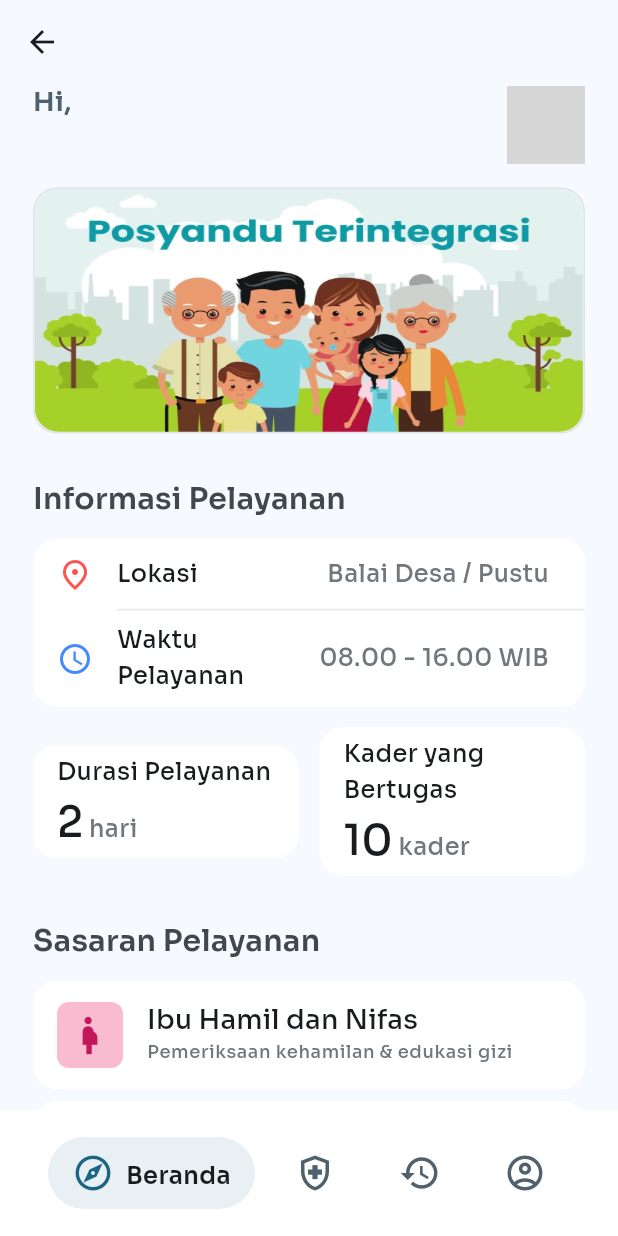
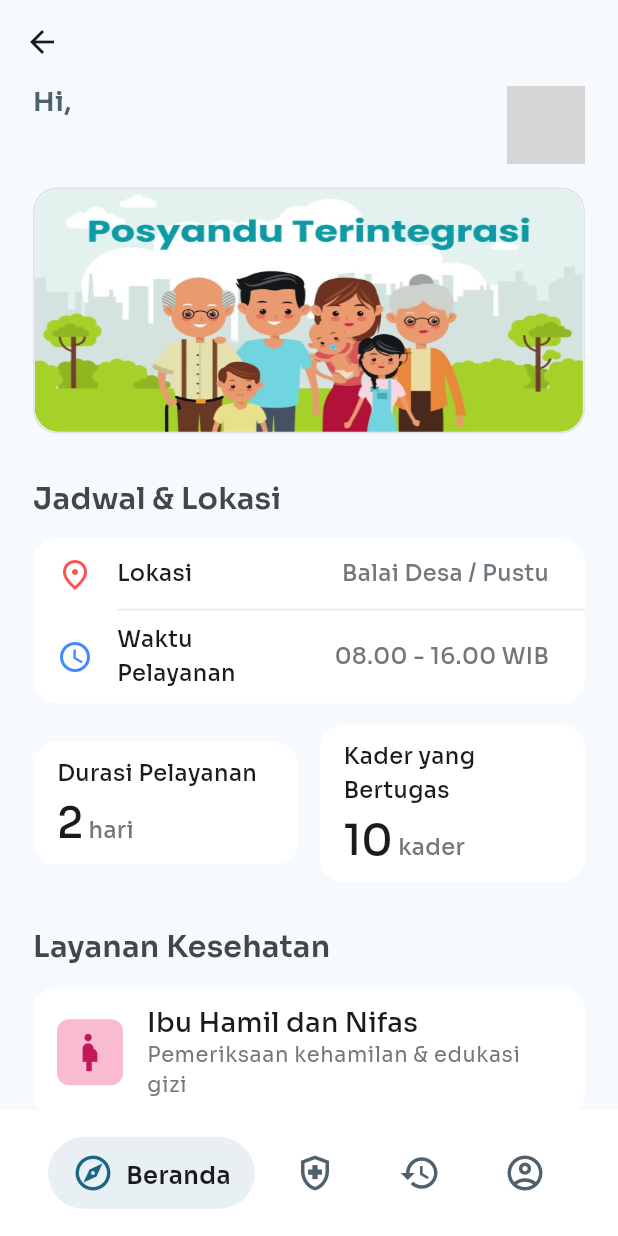
Before and after one commit to Vrynd/Sidipo_apps, a Flutter app: the screen it shows after launch, after a tap on "Lupa Password?", on a phone screen of 412 x 824 dp. Run offline on Flutter 3.47's test engine with Material 3 defaults, Android fonts, the phone set to English and light mode, and no system bars; drawn by our look-alikes of salomon_bottom_bar; our stand-ins replace cloud_firestore, firebase_auth, firebase_core, google_fonts, shared_preferences; accounts and stored records are empty; network calls fail; grey boxes are pictures that could not be loaded.

Commit message:
Mengatur ulang penggunaan ukuran font

```diff
--- a/lib/ui/screens/main/home_screen.dart
+++ b/lib/ui/screens/main/home_screen.dart
@@ -92,7 +92,7 @@ class _HomeScreenState extends State<HomeScreen> {
             const SizedBox(height: 30),
 
             Text(
-              'Informasi Pelayanan',
+              'Jadwal & Lokasi',
               style: Theme.of(context).textTheme.titleMedium?.copyWith(
                 fontSize: 20,
                 fontWeight: FontWeight.w600,
@@ -131,7 +131,7 @@ class _HomeScreenState extends State<HomeScreen> {
             const SizedBox(height: 30),
 
             Text(
-              'Sasaran Pelayanan',
+              'Layanan Kesehatan',
               style: Theme.of(context).textTheme.titleMedium?.copyWith(
                 fontSize: 20,
                 fontWeight: FontWeight.w600,
@@ -158,7 +158,7 @@ class _HomeScreenState extends State<HomeScreen> {
                 ServiceItem(
                   icon: Icons.school_outlined,
                   title: 'Sekolah atau Remaja',
-                  subtitle: 'Penyuluhan kesehatan reproduksi & pemeriksaan',
+                  subtitle: 'Penyuluhan kesehatan reproduksi',
                   iconColor: Colors.blue.shade700,
                   backgroundColor: Colors.blue.shade100,
                 ),
--- a/lib/ui/screens/navigation_screen.dart
+++ b/lib/ui/screens/navigation_screen.dart
@@ -3,7 +3,7 @@ import 'package:flutter/material.dart';
 import 'package:posyandu_digital_app/provider/bottom_navbar_provider.dart';
 // Custom widgets / UI
 import 'package:posyandu_digital_app/ui/custom/scaffold_custom.dart';
-import 'package:posyandu_digital_app/ui/screens/MAIN/home_screen.dart';
+import 'package:posyandu_digital_app/ui/screens/main/home_screen.dart';
 
 // Provider
 import 'package:provider/provider.dart';
@@ -25,7 +25,6 @@ class _NavigationScreenState extends State<NavigationScreen> {
         return ScaffoldCustom(
           body: switch (nav.selectedIndex) {
             0 => const HomeScreen(),
-
             _ => const HomeScreen(),
           },
           bottomNavigationBar: SalomonBottomBar(
--- a/lib/ui/widget/main/health_service_app.dart
+++ b/lib/ui/widget/main/health_service_app.dart
@@ -59,7 +59,7 @@ class HealthServiceApp extends StatelessWidget {
               item.subtitle,
               style: Theme.of(context).textTheme.bodySmall?.copyWith(
                 color: Theme.of(context).colorScheme.outline,
-                fontWeight: FontWeight.w500,
+                fontSize: 14,
               ),
             ),
           );
--- a/lib/ui/widget/main/info_service_app.dart
+++ b/lib/ui/widget/main/info_service_app.dart
@@ -54,14 +54,16 @@ class InfoServiceApp extends StatelessWidget {
                   leading: Icon(item.icon, size: 24, color: item.iconColor),
                   title: Text(
                     item.title,
-                    style: Theme.of(context).textTheme.bodyLarge?.copyWith(
+                    style: Theme.of(context).textTheme.bodyMedium?.copyWith(
                       fontWeight: FontWeight.w500,
+                      fontSize: 15,
                     ),
                   ),
                   trailing: Text(
                     item.value,
-                    style: Theme.of(context).textTheme.bodyLarge?.copyWith(
+                    style: Theme.of(context).textTheme.bodyMedium?.copyWith(
                       fontWeight: FontWeight.w500,
+                      fontSize: 15,
                       color: Theme.of(context).colorScheme.outline,
                     ),
                   ),
@@ -93,7 +95,7 @@ class InfoServiceApp extends StatelessWidget {
                     borderRadius: BorderRadius.circular(16),
                   ),
                   padding: const EdgeInsets.symmetric(
-                    vertical: 6,
+                    vertical: 10,
                     horizontal: 16,
                   ),
                   child: Column(
@@ -101,8 +103,9 @@ class InfoServiceApp extends StatelessWidget {
                     children: [
                       Text(
                         summaryStats.title,
-                        style: Theme.of(context).textTheme.bodyLarge?.copyWith(
+                        style: Theme.of(context).textTheme.bodyMedium?.copyWith(
                           fontWeight: FontWeight.w500,
+                          fontSize: 15,
                         ),
                       ),
                       const SizedBox(height: 4),
@@ -115,9 +118,10 @@ class InfoServiceApp extends StatelessWidget {
                             ),
                             TextSpan(
                               text: ' ${summaryStats.unit}',
-                              style: Theme.of(context).textTheme.bodyLarge
+                              style: Theme.of(context).textTheme.bodyMedium
                                   ?.copyWith(
                                     fontWeight: FontWeight.w500,
+                                    fontSize: 15,
                                     color: Theme.of(
                                       context,
                                     ).colorScheme.outline,
```
